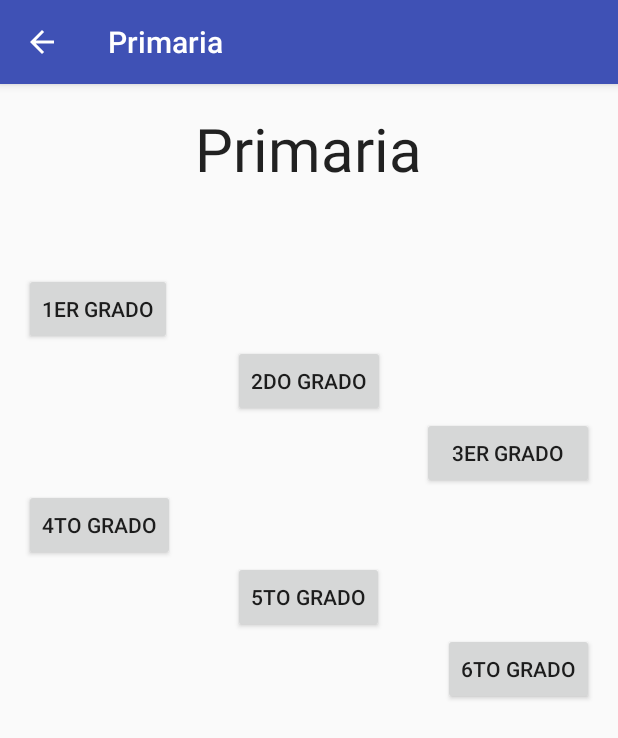
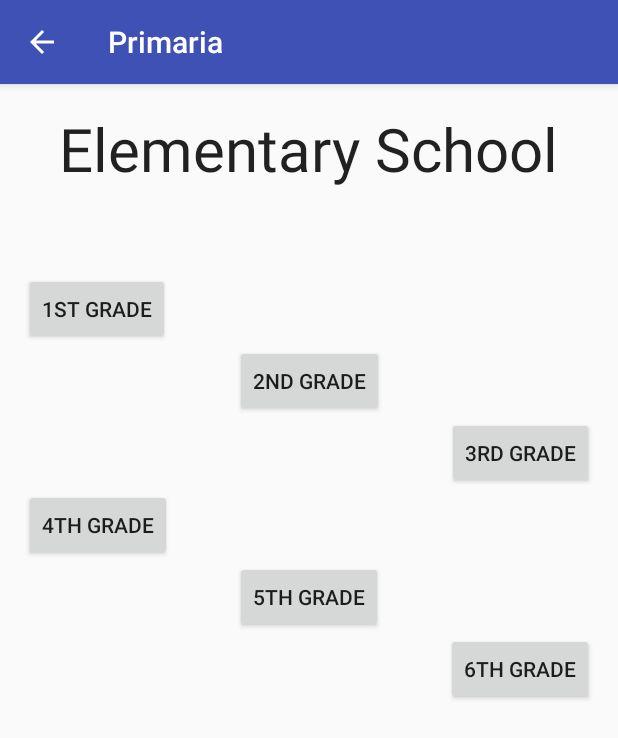
Before and after one commit to ocorella/tcu501app, an Android app: the ElementarySchoolActivity screen opened directly, with no data from a screen before it, on a phone screen of 412 x 824 dp. Shown: the top 738 px of the screen. Run offline under Robolectric (Android 15) with nearby library versions, the phone set to English and light mode, and no system bars.

Commit message:
Cambios en los nombres de archivos y cambios en los mensajes del juego Memory

```diff
--- a/app/src/main/AndroidManifest.xml
+++ b/app/src/main/AndroidManifest.xml
@@ -18,7 +18,7 @@
 
         <!-- Especificacion de Primaria -->
         <activity
-            android:name=".PrimariaActivity"
+            android:name=".ElementarySchoolActivity"
             android:label="Primaria"
             android:parentActivityName=".MainScreen">
             <meta-data
@@ -38,75 +38,75 @@
 
         <!-- Especificacion de Herarquia de grados de Primaria -->
         <activity
-            android:name=".PrimerGradoActivity"
+            android:name=".FirstGradeActivity"
             android:label="Primer Grado"
-            android:parentActivityName=".PrimariaActivity">
+            android:parentActivityName=".ElementarySchoolActivity">
             <meta-data
                 android:name="android.support.PARENT_ACTIVITY"
-                android:value=".PrimariaActivity" />
+                android:value=".ElementarySchoolActivity" />
         </activity>
         <activity
             android:name=".SegundoGradoActivity"
             android:label="Segundo Grado"
-            android:parentActivityName=".PrimariaActivity">
+            android:parentActivityName=".ElementarySchoolActivity">
             <meta-data
                 android:name="android.support.PARENT_ACTIVITY"
-                android:value=".PrimariaActivity" />
+                android:value=".ElementarySchoolActivity" />
         </activity>
         <activity
             android:name=".TercerGradoActivity"
             android:label="Tercer Grado"
-            android:parentActivityName=".PrimariaActivity">
+            android:parentActivityName=".ElementarySchoolActivity">
             <meta-data
                 android:name="android.support.PARENT_ACTIVITY"
-                android:value=".PrimariaActivity" />
+                android:value=".ElementarySchoolActivity" />
         </activity>
         <activity
             android:name=".CuartoGradoActivity"
             android:label="Cuarto Grado"
-            android:parentActivityName=".PrimariaActivity">
+            android:parentActivityName=".ElementarySchoolActivity">
             <meta-data
                 android:name="android.support.PARENT_ACTIVITY"
-                android:value=".PrimariaActivity" />
+                android:value=".ElementarySchoolActivity" />
         </activity>
         <activity
             android:name=".QuintoGradoActivity"
             android:label="Quinto Grado"
-            android:parentActivityName=".PrimariaActivity">
+            android:parentActivityName=".ElementarySchoolActivity">
             <meta-data
                 android:name="android.support.PARENT_ACTIVITY"
-                android:value=".PrimariaActivity" />
+                android:value=".ElementarySchoolActivity" />
         </activity>
         <activity
             android:name=".SextoGradoActivity"
             android:label="Sexto Grado"
-            android:parentActivityName=".PrimariaActivity">
+            android:parentActivityName=".ElementarySchoolActivity">
             <meta-data
                 android:name="android.support.PARENT_ACTIVITY"
-                android:value=".PrimariaActivity" />
+                android:value=".ElementarySchoolActivity" />
         </activity>
         <activity
             android:name=".PaintActivity"
             android:label="Paint"
-            android:parentActivityName=".PrimerGradoActivity">
+            android:parentActivityName=".FirstGradeActivity">
             <meta-data
                 android:name="android.support.PARENT_ACTIVITY"
-                android:value=".PrimerGradoActivity" />
+                android:value=".FirstGradeActivity" />
             >
         </activity>
-        <activity android:name=".MemoriaActivity"
+        <activity android:name=".MemoryActivity"
             android:label="Memoria"
-            android:parentActivityName=".PrimerGradoActivity">
+            android:parentActivityName=".FirstGradeActivity">
             <meta-data
                 android:name="android.support.PARENT_ACTIVITY"
-                android:value=".PrimerGradoActivity" />
+                android:value=".FirstGradeActivity" />
         </activity>
         <activity android:name=".RompecabezasActivity"
             android:label="Rompecabezas"
-            android:parentActivityName=".PrimerGradoActivity">
+            android:parentActivityName=".FirstGradeActivity">
             <meta-data
                 android:name="android.support.PARENT_ACTIVITY"
-                android:value=".PrimerGradoActivity" />
+                android:value=".FirstGradeActivity" />
         </activity>
     </application>
 
--- a/app/src/main/java/comsiteucrtcu501/google/httpssites/tcu501/PrimariaActivity.java
+++ b/app/src/main/java/comsiteucrtcu501/google/httpssites/tcu501/ElementarySchoolActivity.java
@@ -5,16 +5,16 @@ import android.os.Bundle;
 import android.support.v7.app.AppCompatActivity;
 import android.view.View;
 
-public class PrimariaActivity extends AppCompatActivity {
+public class ElementarySchoolActivity extends AppCompatActivity {
 
     @Override
     protected void onCreate(Bundle savedInstanceState) {
         super.onCreate(savedInstanceState);
-        setContentView(R.layout.activity_primaria);
+        setContentView(R.layout.activity_elementary_school);
     }
 
     public void irA1ro(View view){
-        Intent startNewActivity = new Intent(this,PrimerGradoActivity.class);
+        Intent startNewActivity = new Intent(this,FirstGradeActivity.class);
         startActivity(startNewActivity);
     }
     public void irA2do(View view){
--- a/app/src/main/java/comsiteucrtcu501/google/httpssites/tcu501/MainScreen.java
+++ b/app/src/main/java/comsiteucrtcu501/google/httpssites/tcu501/MainScreen.java
@@ -14,7 +14,7 @@ public class MainScreen extends AppCompatActivity {
     }
 
     public void irAPrimaria(View view){
-        Intent startNewActivity = new Intent(this,PrimariaActivity.class);
+        Intent startNewActivity = new Intent(this,ElementarySchoolActivity.class);
         startActivity(startNewActivity);
 
     }
--- a/app/src/main/res/layout/activity_primaria.xml
+++ b/app/src/main/res/layout/activity_elementary_school.xml
@@ -7,22 +7,23 @@
     android:paddingLeft="@dimen/activity_horizontal_margin"
     android:paddingRight="@dimen/activity_horizontal_margin"
     android:paddingTop="@dimen/activity_vertical_margin"
-    tools:context="comsiteucrtcu501.google.httpssites.tcu501.PrimariaActivity">
+    tools:context="comsiteucrtcu501.google.httpssites.tcu501.ElementarySchoolActivity">
 
     <TextView
         android:layout_width="wrap_content"
         android:layout_height="wrap_content"
         android:textAppearance="?android:attr/textAppearanceLarge"
-        android:text="Primaria"
+        android:text="Elementary School"
         android:id="@+id/textView2"
-        android:layout_centerHorizontal="true"
+        android:gravity="center_horizontal|center"
         android:layout_alignParentTop="true"
-        android:textSize="40dp" />
+        android:textSize="40dp"
+        android:layout_centerHorizontal="true" />
 
     <Button
         android:layout_width="wrap_content"
         android:layout_height="wrap_content"
-        android:text="1er Grado"
+        android:text="1st Grade"
         android:id="@+id/button_1ro"
         android:onClick="irA1ro"
         android:layout_marginTop="56dp"
@@ -33,7 +34,7 @@
     <Button
         android:layout_width="wrap_content"
         android:layout_height="wrap_content"
-        android:text="2do Grado"
+        android:text="2nd Grade"
         android:id="@+id/button_2do"
         android:onClick="irA2do"
         android:layout_below="@+id/button_1ro"
@@ -43,19 +44,16 @@
     <Button
         android:layout_width="wrap_content"
         android:layout_height="wrap_content"
-        android:text="3er Grado"
+        android:text="3rd Grade"
         android:id="@+id/button_3ro"
         android:onClick="irA3ro"
         android:layout_below="@+id/button_2do"
-        android:layout_alignParentRight="true"
-        android:layout_alignParentEnd="true"
-        android:layout_toEndOf="@+id/textView2"
-        android:layout_toRightOf="@+id/textView2" />
+        android:layout_alignParentRight="true" />
 
     <Button
         android:layout_width="wrap_content"
         android:layout_height="wrap_content"
-        android:text="4to Grado"
+        android:text="4th Grade"
         android:id="@+id/button_4to"
         android:onClick="irA4to"
         android:layout_below="@+id/button_3ro"
@@ -65,7 +63,7 @@
     <Button
         android:layout_width="wrap_content"
         android:layout_height="wrap_content"
-        android:text="5to Grado"
+        android:text="5th Grade"
         android:id="@+id/button_5to"
         android:onClick="irA5to"
         android:layout_below="@+id/button_4to"
@@ -74,7 +72,7 @@
     <Button
         android:layout_width="wrap_content"
         android:layout_height="wrap_content"
-        android:text="6to Grado"
+        android:text="6th Grade"
         android:id="@+id/button_6to"
         android:onClick="irA6to"
         android:layout_below="@+id/button_5to"
--- a/app/src/main/res/layout/activity_primer_grado.xml
+++ b/app/src/main/res/layout/activity_first_grade.xml
@@ -7,7 +7,7 @@
     android:paddingLeft="@dimen/activity_horizontal_margin"
     android:paddingRight="@dimen/activity_horizontal_margin"
     android:paddingTop="@dimen/activity_vertical_margin"
-    tools:context="comsiteucrtcu501.google.httpssites.tcu501.PrimerGradoActivity">
+    tools:context="comsiteucrtcu501.google.httpssites.tcu501.FirstGradeActivity">
 
     <FrameLayout
         android:layout_width="match_parent"
@@ -42,7 +42,7 @@
             <Button
                 android:layout_width="wrap_content"
                 android:layout_height="wrap_content"
-                android:text="Memoria"
+                android:text="Memory"
                 android:id="@+id/button_memoria"
                 android:onClick="irAMemoria"
                 android:layout_alignParentTop="true"
@@ -52,7 +52,7 @@
             <Button
                 android:layout_width="wrap_content"
                 android:layout_height="wrap_content"
-                android:text="Rompecabezas"
+                android:text="Puzzle"
                 android:id="@+id/button_rompecabezas"
                 android:onClick="irARompecabezas"
                 android:layout_alignParentTop="true"
--- a/app/src/main/res/layout/activity_memoria.xml
+++ b/app/src/main/res/layout/activity_memory.xml
@@ -8,7 +8,7 @@
     android:paddingLeft="@dimen/activity_horizontal_margin"
     android:paddingRight="@dimen/activity_horizontal_margin"
     android:paddingTop="@dimen/activity_vertical_margin"
-    tools:context="comsiteucrtcu501.google.httpssites.tcu501.MemoriaActivity"
+    tools:context="comsiteucrtcu501.google.httpssites.tcu501.MemoryActivity"
     android:id="@+id/grid_layout_4x4"
     android:rowCount="@integer/rows"
     android:columnCount="@integer/columns"
--- a/app/src/main/res/values/strings.xml
+++ b/app/src/main/res/values/strings.xml
@@ -1,7 +1,7 @@
 <resources>
     <string name="app_name">TCU501</string>
-    <string name="button_secundaria">Secundaria</string>
-    <string name="button_primaria">Primaria</string>
+    <string name="button_secundaria">High School</string>
+    <string name="button_primaria">Elementary School</string>
 
     <!-- Paint -->
     <string name="start_new">New</string>
```
Also changed, not shown: app/src/main/java/comsiteucrtcu501/google/httpssites/tcu501/FirstGradeActivity.java (renamed from app/src/main/java/comsiteucrtcu501/google/httpssites/tcu501/PrimerGradoActivity.java, +4 -4 lines), app/src/main/java/comsiteucrtcu501/google/httpssites/tcu501/MemoryActivity.java (renamed from app/src/main/java/comsiteucrtcu501/google/httpssites/tcu501/MemoriaActivity.java, +93 -10 lines), app/src/main/java/comsiteucrtcu501/google/httpssites/tcu501/SegundoGradoActivity.java (+8 -0 lines), app/src/main/res/layout/activity_segundo_grado.xml (+53 -0 lines).
